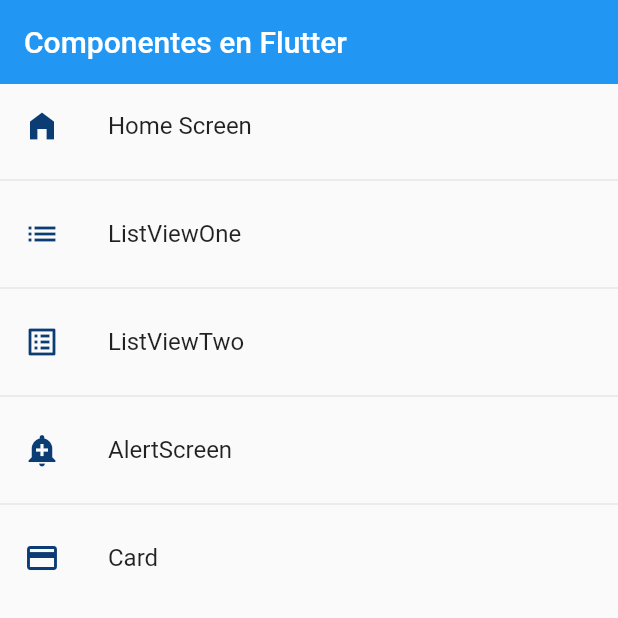
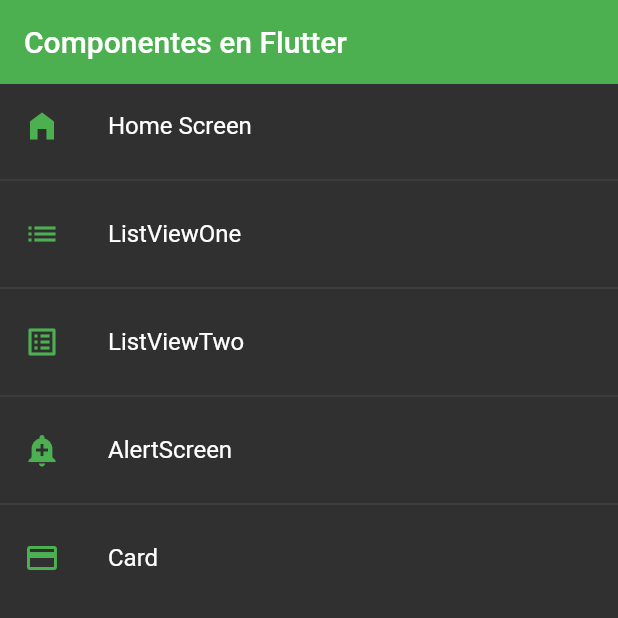
Before and after one commit to Naaidrv/fl_components, a Flutter app: the screen it shows after launch, on a phone screen of 412 x 824 dp, the top half of it. Run offline on Flutter 3.47's test engine with Material 2 defaults, Android fonts, the phone set to English and light mode, and no system bars.

Commit message:
Add: Global theme [Colors]

```diff
--- a/lib/main.dart
+++ b/lib/main.dart
@@ -1,5 +1,6 @@
 import 'package:components/router/app_routes.dart';
 import 'package:components/screens/screens.dart';
+import 'package:components/theme/app_theme.dart';
 import 'package:flutter/material.dart';
 
 void main() => runApp(const MyApp());
@@ -16,6 +17,7 @@ class MyApp extends StatelessWidget {
       initialRoute: AppRoutes.initialRoute,
       routes: AppRoutes.getAppRoutes(),
       onGenerateRoute: AppRoutes.onGenerateRoute,
+      theme: AppTheme.darkTheme,
     );
   }
 }
--- a/lib/screens/home.dart
+++ b/lib/screens/home.dart
@@ -1,4 +1,5 @@
 import 'package:components/router/app_routes.dart';
+import 'package:components/theme/app_theme.dart';
 import 'package:flutter/material.dart';
 
 class HomeScreen extends StatelessWidget {
@@ -11,12 +12,11 @@ class HomeScreen extends StatelessWidget {
     return Scaffold(
       appBar: AppBar(
         title: const Text('Componentes en Flutter'),
-        elevation: 0,
+        //elevation: 0,
       ),
       body: ListView.separated(
           itemBuilder: (context, i) => ListTile(
-                leading: Icon(menuOptions[i].icon,
-                    color: Color.fromARGB(255, 12, 60, 116)),
+                leading: Icon(menuOptions[i].icon, color: AppTheme.primary),
                 title: Text(menuOptions[i].name),
                 onTap: (() {
                   Navigator.pushNamed(context, menuOptions[i].route);
--- a/lib/screens/listview2.dart
+++ b/lib/screens/listview2.dart
@@ -15,8 +15,8 @@ class ListView2Screen extends StatelessWidget {
   Widget build(BuildContext context) {
     return Scaffold(
         appBar: AppBar(
-          elevation: 0,
-          backgroundColor: const Color(0xff0C73A7),
+          // elevation: 0,
+          //backgroundColor: const Color(0xff0C73A7),
           title: const Text('ListView Dos'),
         ),
         body: ListView.separated(
--- /dev/null
+++ b/lib/theme/app_theme.dart
@@ -0,0 +1,18 @@
+import 'package:flutter/material.dart';
+
+class AppTheme {
+  static const Color primary = Colors.green;
+  static final ThemeData lightTheme = ThemeData.light().copyWith(
+      primaryColor: Colors.indigo,
+      //Appbar
+      appBarTheme: const AppBarTheme(
+        color: primary,
+        elevation: 0));
+
+  static final ThemeData darkTheme = ThemeData.dark().copyWith(
+      primaryColor: Colors.indigo,
+      //Appbar
+      appBarTheme: const AppBarTheme(
+        color: primary,
+        elevation: 0));
+}
```
